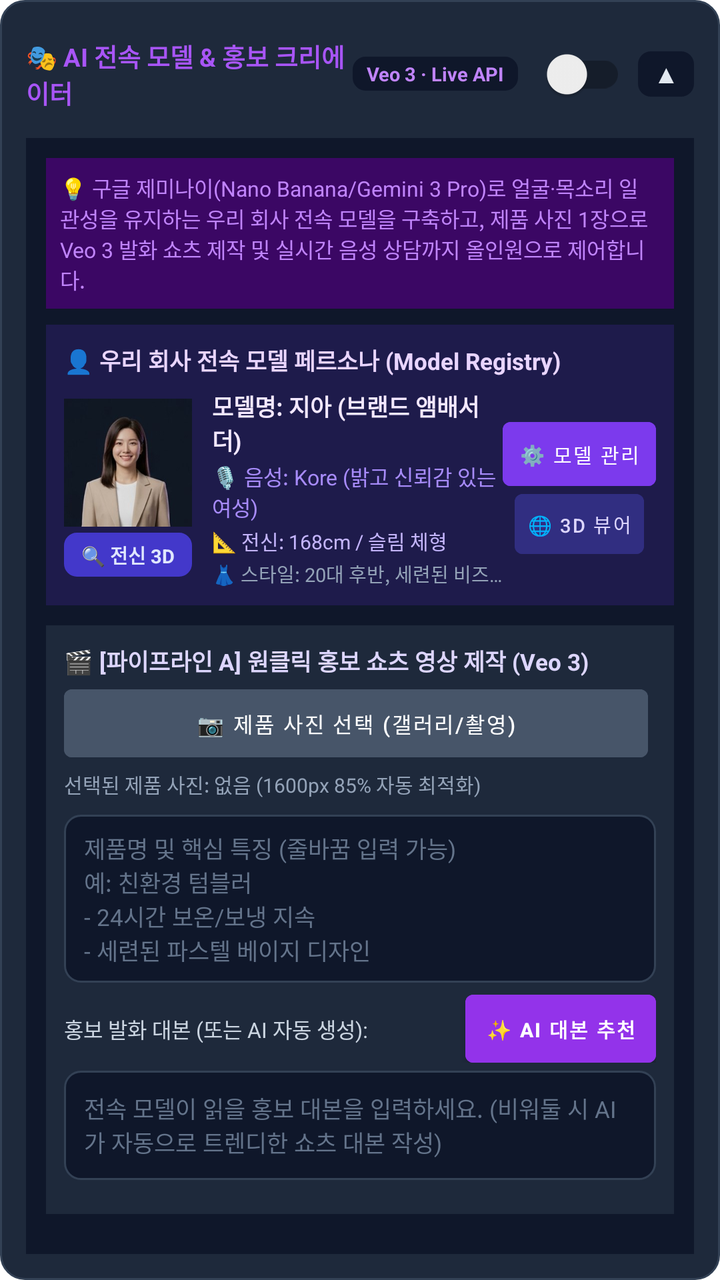
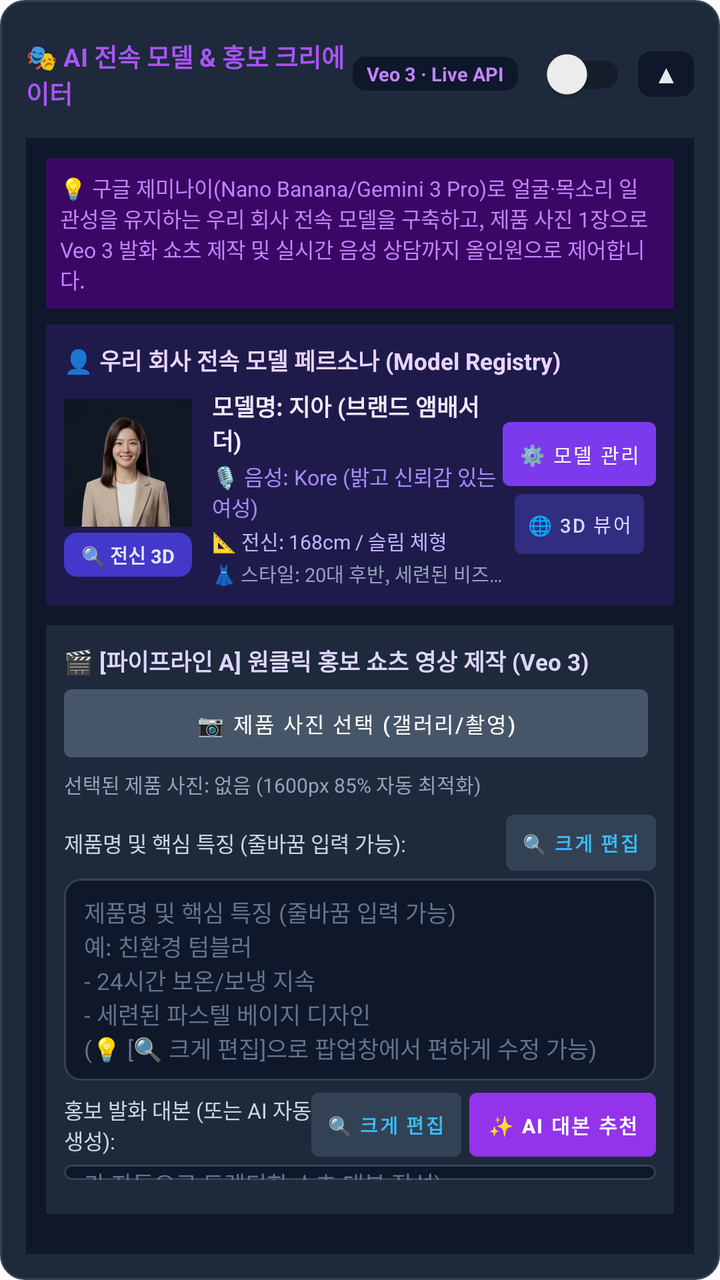

The first picture is an Android layout as it rendered before a commit; the second is the same layout after the commit. The layout source and the unified diff follow.
<!-- AndroidManifest.xml: application theme Theme.SheetBotDepositAgent -->
<!-- res/layout/card_ai_model.xml -->
<?xml version="1.0" encoding="utf-8"?>
<LinearLayout xmlns:android="http://schemas.android.com/apk/res/android"
    xmlns:tools="http://schemas.android.com/tools"
    android:layout_width="match_parent"
    android:layout_height="wrap_content"
    android:orientation="vertical"
    android:background="@drawable/bg_card_scenario"
    android:padding="13dp"
    android:layout_marginBottom="12dp">

    
    <LinearLayout
        android:id="@+id/layoutAiModelHeader"
        android:layout_width="match_parent"
        android:layout_height="wrap_content"
        android:orientation="horizontal"
        android:gravity="center_vertical"
        android:clickable="true"
        android:focusable="true">

        <TextView
            android:layout_width="0dp"
            android:layout_height="wrap_content"
            android:layout_weight="1"
            android:text="🎭 AI 전속 모델 &amp; 홍보 크리에이터"
            android:textColor="#A855F7"
            android:textSize="12.5sp"
            android:textStyle="bold" />

        <TextView
            android:layout_width="wrap_content"
            android:layout_height="wrap_content"
            android:background="@drawable/bg_badge_version"
            android:backgroundTint="#0F172A"
            android:paddingHorizontal="7dp"
            android:paddingVertical="2dp"
            android:text="Veo 3 · Live API"
            android:textColor="#C084FC"
            android:textSize="9.5sp"
            android:textStyle="bold"
            android:layout_marginEnd="6dp" />

        <androidx.appcompat.widget.SwitchCompat
            android:id="@+id/switchAiModelAutomation"
            android:layout_width="wrap_content"
            android:layout_height="wrap_content"
            android:checked="false"
            android:layout_marginEnd="6dp" />

        <TextView
            android:id="@+id/btnToggleAiModelDetails"
            android:layout_width="wrap_content"
            android:layout_height="wrap_content"
            android:background="@drawable/bg_badge_version"
            android:backgroundTint="#0F172A"
            android:paddingHorizontal="8dp"
            android:paddingVertical="3dp"
            android:text="▲"
            android:textColor="#E2E8F0"
            android:textSize="12sp"
            android:textStyle="bold" />
    </LinearLayout>

    
    <LinearLayout
        android:id="@+id/layoutAiModelDetails"
        android:layout_width="match_parent"
        android:layout_height="wrap_content"
        android:orientation="vertical"
        android:background="#0F172A"
        android:padding="10dp"
        android:layout_marginTop="8dp">

        
        <TextView
            android:layout_width="match_parent"
            android:layout_height="wrap_content"
            android:text="💡 구글 제미나이(Nano Banana/Gemini 3 Pro)로 얼굴·목소리 일관성을 유지하는 우리 회사 전속 모델을 구축하고, 제품 사진 1장으로 Veo 3 발화 쇼츠 제작 및 실시간 음성 상담까지 올인원으로 제어합니다."
            android:textColor="#C084FC"
            android:textSize="10.5sp"
            android:background="#3B0764"
            android:padding="7dp"
            android:layout_marginBottom="8dp" />

        
        <LinearLayout
            android:layout_width="match_parent"
            android:layout_height="wrap_content"
            android:orientation="vertical"
            android:background="#1E1B4B"
            android:padding="9dp"
            android:layout_marginBottom="10dp">

            <TextView
                android:layout_width="match_parent"
                android:layout_height="wrap_content"
                android:text="👤 우리 회사 전속 모델 페르소나 (Model Registry)"
                android:textColor="#E9D5FF"
                android:textSize="11.5sp"
                android:textStyle="bold"
                android:layout_marginBottom="6dp" />

            <LinearLayout
                android:layout_width="match_parent"
                android:layout_height="wrap_content"
                android:orientation="horizontal"
                android:gravity="center_vertical">

                
                <LinearLayout
                    android:layout_width="wrap_content"
                    android:layout_height="wrap_content"
                    android:orientation="vertical"
                    android:gravity="center_horizontal"
                    android:layout_marginEnd="10dp">

                    <ImageView
                        android:id="@+id/ivModelMasterAvatar"
                        android:layout_width="64dp"
                        android:layout_height="64dp"
                        android:background="#312E81"
                        android:scaleType="centerCrop"
                        android:src="@drawable/model_jia_avatar"
                        android:contentDescription="전속 모델 대표 아바타"
                        android:clickable="true"
                        android:focusable="true" />

                    <TextView
                        android:id="@+id/btnViewFullBody3d"
                        android:layout_width="64dp"
                        android:layout_height="22dp"
                        android:background="@drawable/bg_badge_version"
                        android:backgroundTint="#4338CA"
                        android:gravity="center"
                        android:text="🔍 전신 3D"
                        android:textColor="#E0E7FF"
                        android:textSize="9.5sp"
                        android:textStyle="bold"
                        android:layout_marginTop="3dp"
                        android:clickable="true"
                        android:focusable="true" />
                </LinearLayout>

                
                <LinearLayout
                    android:layout_width="0dp"
                    android:layout_height="wrap_content"
                    android:layout_weight="1"
                    android:orientation="vertical">

                    <TextView
                        android:id="@+id/tvModelName"
                        android:layout_width="wrap_content"
                        android:layout_height="wrap_content"
                        android:text="모델명: 지아 (브랜드 앰배서더)"
                        android:textColor="#F3E8FF"
                        android:textSize="11.5sp"
                        android:textStyle="bold" />

                    <TextView
                        android:id="@+id/tvModelVoice"
                        android:layout_width="wrap_content"
                        android:layout_height="wrap_content"
                        android:text="🎙️ 음성: Kore (밝고 신뢰감 있는 여성)"
                        android:textColor="#A78BFA"
                        android:textSize="10.5sp"
                        android:layout_marginTop="2dp" />

                    <TextView
                        android:id="@+id/tvModelHeight"
                        android:layout_width="wrap_content"
                        android:layout_height="wrap_content"
                        android:text="📐 전신: 168cm / 슬림 체형"
                        android:textColor="#C4B5FD"
                        android:textSize="10sp"
                        android:layout_marginTop="2dp" />

                    <TextView
                        android:id="@+id/tvModelStyle"
                        android:layout_width="wrap_content"
                        android:layout_height="wrap_content"
                        android:text="👗 스타일: 20대 후반, 세련된 비즈니스 캐주얼"
                        android:textColor="#94A3B8"
                        android:textSize="9.5sp"
                        android:maxLines="1"
                        android:ellipsize="end"
                        android:layout_marginTop="2dp" />
                </LinearLayout>

                
                <LinearLayout
                    android:layout_width="wrap_content"
                    android:layout_height="wrap_content"
                    android:orientation="vertical"
                    android:gravity="center">

                    <Button
                        android:id="@+id/btnManageModelPersona"
                        android:layout_width="wrap_content"
                        android:layout_height="32dp"
                        android:minHeight="0dp"
                        android:minWidth="0dp"
                        android:insetTop="0dp"
                        android:insetBottom="0dp"
                        android:paddingVertical="0dp"
                        android:gravity="center"
                        android:backgroundTint="#7C3AED"
                        android:text="⚙️ 모델 관리"
                        android:textColor="#FFFFFF"
                        android:textSize="10sp"
                        android:paddingHorizontal="8dp" />

                    <Button
                        android:id="@+id/btnOpen3dShowcase"
                        android:layout_width="wrap_content"
                        android:layout_height="30dp"
                        android:minHeight="0dp"
                        android:minWidth="0dp"
                        android:insetTop="0dp"
                        android:insetBottom="0dp"
                        android:paddingVertical="0dp"
                        android:gravity="center"
                        android:backgroundTint="#312E81"
                        android:text="🌐 3D 뷰어"
                        android:textColor="#DDD6FE"
                        android:textSize="9.5sp"
                        android:paddingHorizontal="6dp"
                        android:layout_marginTop="4dp" />
                </LinearLayout>
            </LinearLayout>
        </LinearLayout>

        
        <LinearLayout
            android:layout_width="match_parent"
            android:layout_height="wrap_content"
            android:orientation="vertical"
            android:background="#1E293B"
            android:padding="9dp"
            android:layout_marginBottom="10dp">

            <TextView
                android:layout_width="match_parent"
                android:layout_height="wrap_content"
                android:text="🎬 [파이프라인 A] 원클릭 홍보 쇼츠 영상 제작 (Veo 3)"
                android:textColor="#DDD6FE"
                android:textSize="11.5sp"
                android:textStyle="bold"
                android:layout_marginBottom="6dp" />

            
            <LinearLayout
                android:layout_width="match_parent"
                android:layout_height="wrap_content"
                android:orientation="horizontal"
                android:gravity="center_vertical"
                android:layout_marginBottom="6dp">

                <Button
                    android:id="@+id/btnSelectProductImage"
                    android:layout_width="0dp"
                    android:layout_height="34dp"
                    android:layout_weight="1"
                    android:minHeight="0dp"
                    android:insetTop="0dp"
                    android:insetBottom="0dp"
                    android:paddingVertical="0dp"
                    android:gravity="center"
                    android:backgroundTint="#475569"
                    android:text="📷 제품 사진 선택 (갤러리/촬영)"
                    android:textColor="#FFFFFF"
                    android:textSize="10.5sp"
                    android:layout_marginEnd="4dp" />

                <Button
                    android:id="@+id/btnResetProductImage"
                    android:layout_width="wrap_content"
                    android:layout_height="34dp"
                    android:minHeight="0dp"
                    android:insetTop="0dp"
                    android:insetBottom="0dp"
                    android:paddingVertical="0dp"
                    android:gravity="center"
                    android:backgroundTint="#64748B"
                    android:text="✕ 취소"
                    android:textColor="#F1F5F9"
                    android:textSize="10.5sp"
                    android:visibility="gone" />
            </LinearLayout>

            
            <LinearLayout
                android:id="@+id/layoutProductPreviewContainer"
                android:layout_width="match_parent"
                android:layout_height="wrap_content"
                android:orientation="vertical"
                android:background="#090D16"
                android:padding="6dp"
                android:visibility="gone"
                android:layout_marginBottom="6dp">

                <FrameLayout
                    android:layout_width="match_parent"
                    android:layout_height="wrap_content"
                    android:background="@drawable/bg_input_field">

                    <ImageView
                        android:id="@+id/ivProductPreview"
                        android:layout_width="match_parent"
                        android:layout_height="160dp"
                        android:scaleType="fitCenter"
                        android:adjustViewBounds="true"
                        android:contentDescription="등록된 제품 사진 미리보기"
                        android:clickable="true"
                        android:focusable="true" />

                    
                    <TextView
                        android:id="@+id/tvProductPreviewBadge"
                        android:layout_width="wrap_content"
                        android:layout_height="wrap_content"
                        android:layout_gravity="top|start"
                        android:layout_margin="6dp"
                        android:background="@drawable/bg_badge_version"
                        android:backgroundTint="#059669"
                        android:paddingHorizontal="7dp"
                        android:paddingVertical="2dp"
                        android:text="✓ 1600px 85% 최적화 완료 (터치하여 크게 보기)"
                        android:textColor="#FFFFFF"
                        android:textSize="9.5sp"
                        android:textStyle="bold" />
                </FrameLayout>
            </LinearLayout>

            <TextView
                android:id="@+id/tvProductImageStatus"
                android:layout_width="match_parent"
                android:layout_height="wrap_content"
                android:text="선택된 제품 사진: 없음 (1600px 85% 자동 최적화)"
                android:textColor="#94A3B8"
                android:textSize="10sp"
                android:layout_marginBottom="8dp" />

            
            <EditText
                android:id="@+id/etProductTopic"
                android:layout_width="match_parent"
                android:layout_height="wrap_content"
                android:minHeight="54dp"
                android:minLines="2"
                android:maxLines="6"
                android:background="@drawable/bg_input_field"
                android:gravity="top|start"
                android:hint="제품명 및 핵심 특징 (줄바꿈 입력 가능)\n예: 친환경 텀블러\n- 24시간 보온/보냉 지속\n- 세련된 파스텔 베이지 디자인"
                android:textColor="#FFFFFF"
                android:textColorHint="#64748B"
                android:textSize="11.5sp"
                android:paddingHorizontal="10dp"
                android:paddingVertical="8dp"
                android:inputType="textMultiLine|textCapSentences"
                android:scrollbars="vertical"
                android:layout_marginBottom="6dp" />

            
            <LinearLayout
                android:layout_width="match_parent"
                android:layout_height="wrap_content"
                android:orientation="horizontal"
                android:gravity="center_vertical"
                android:layout_marginBottom="4dp">

                <TextView
                    android:layout_width="0dp"
                    android:layout_height="wrap_content"
                    android:layout_weight="1"
                    android:text="홍보 발화 대본 (또는 AI 자동 생성):"
                    android:textColor="#CBD5E1"
                    android:textSize="10.5sp" />

                <Button
                    android:id="@+id/btnAiSuggestScript"
                    android:layout_width="wrap_content"
                    android:layout_height="34dp"
                    android:minHeight="0dp"
                    android:minWidth="0dp"
                    android:insetTop="0dp"
                    android:insetBottom="0dp"
                    android:backgroundTint="#9333EA"
                    android:text="✨ AI 대본 추천"
                    android:textColor="#FFFFFF"
                    android:textSize="10sp"
                    android:textStyle="bold"
                    android:paddingHorizontal="10dp"
                    android:paddingVertical="0dp"
                    android:gravity="center" />
            </LinearLayout>

            <EditText
                android:id="@+id/etProductScript"
                android:layout_width="match_parent"
                android:layout_height="wrap_content"
                android:minHeight="68dp"
                android:background="@drawable/bg_input_field"
                android:hint="전속 모델이 읽을 홍보 대본을 입력하세요. (비워둘 시 AI가 자동으로 트렌디한 쇼츠 대본 작성)"
                android:textColor="#FFFFFF"
                android:textColorHint="#64748B"
                android:textSize="11.5sp"
                android:padding="10dp"
                android:gravity="top|start"
                android:inputType="textMultiLine"
                android:maxLines="6"
                android:layout_marginBottom="8dp" />

            
            <Button
                android:id="@+id/btnStartAiModelShorts"
                android:layout_width="match_parent"
                android:layout_height="40dp"
                android:backgroundTint="#8B5CF6"
                android:text="🚀 AI 전속 모델 홍보 쇼츠 영상 생성 (Veo 3)"
                android:textColor="#FFFFFF"
                android:textSize="12sp"
                android:textStyle="bold" />

            
            <ProgressBar
                android:id="@+id/progressAiModel"
                style="?android:attr/progressBarStyleHorizontal"
                android:layout_width="match_parent"
                android:layout_height="6dp"
                android:indeterminate="true"
                android:visibility="gone"
                android:layout_marginTop="6dp" />

            <TextView
                android:id="@+id/tvAiModelStatus"
                android:layout_width="match_parent"
                android:layout_height="wrap_content"
                android:text="대기 중..."
                android:textColor="#A78BFA"
                android:textSize="10.5sp"
                android:visibility="gone"
                android:layout_marginTop="4dp" />

            
            <LinearLayout
                android:id="@+id/layoutAiModelResultContainer"
                android:layout_width="match_parent"
                android:layout_height="wrap_content"
                android:orientation="vertical"
                android:background="#2E1065"
                android:padding="10dp"
                android:layout_marginTop="8dp"
                android:visibility="gone">

                <TextView
                    android:id="@+id/tvResultVideoTitle"
                    android:layout_width="match_parent"
                    android:layout_height="wrap_content"
                    android:text="🎬 홍보 쇼츠 영상 생성 완료!"
                    android:textColor="#F5D0FE"
                    android:textSize="12sp"
                    android:textStyle="bold"
                    android:layout_marginBottom="4dp" />

                <TextView
                    android:id="@+id/tvResultScriptPreview"
                    android:layout_width="match_parent"
                    android:layout_height="wrap_content"
                    android:text="대본 미리보기..."
                    android:textColor="#E2E8F0"
                    android:textSize="10.5sp"
                    android:maxLines="3"
                    android:ellipsize="end"
                    android:layout_marginBottom="8dp" />

                <LinearLayout
                    android:layout_width="match_parent"
                    android:layout_height="wrap_content"
                    android:orientation="horizontal">

                    <Button
                        android:id="@+id/btnPlayVideoResult"
                        android:layout_width="0dp"
                        android:layout_height="34dp"
                        android:layout_weight="1"
                        android:backgroundTint="#7C3AED"
                        android:text="▶️ 영상 재생"
                        android:textColor="#FFFFFF"
                        android:textSize="10.5sp"
                        android:layout_marginEnd="4dp" />

                    <Button
                        android:id="@+id/btnOpenSheetResult"
                        android:layout_width="0dp"
                        android:layout_height="34dp"
                        android:layout_weight="1"
                        android:backgroundTint="#059669"
                        android:text="📊 대장 시트"
                        android:textColor="#FFFFFF"
                        android:textSize="10.5sp"
                        android:layout_marginEnd="4dp" />

                    <Button
                        android:id="@+id/btnShareVideoResult"
                        android:layout_width="0dp"
                        android:layout_height="34dp"
                        android:layout_weight="1"
                        android:backgroundTint="#4F46E5"
                        android:text="↗️ 영상 공유"
                        android:textColor="#FFFFFF"
                        android:textSize="10.5sp" />
                </LinearLayout>
            </LinearLayout>
        </LinearLayout>

        
        <LinearLayout
            android:layout_width="match_parent"
            android:layout_height="wrap_content"
            android:orientation="vertical"
            android:background="#1E293B"
            android:padding="9dp"
            android:layout_marginBottom="10dp">

            <TextView
                android:layout_width="match_parent"
                android:layout_height="wrap_content"
                android:text="🎙️ [파이프라인 B] 실시간 전속 모델 음성 상담 (Live API)"
                android:textColor="#DDD6FE"
                android:textSize="11.5sp"
                android:textStyle="bold"
                android:layout_marginBottom="4dp" />

            <TextView
                android:layout_width="match_parent"
                android:layout_height="wrap_content"
                android:text="Gemini Multimodal Live API와 저지연 오디오 스트리밍으로 연결되어 전속 모델과 실시간으로 대화하고 반응형 비디오 루프(대기/말하기/인사)를 시연합니다."
                android:textColor="#94A3B8"
                android:textSize="10sp"
                android:layout_marginBottom="8dp" />

            <Button
                android:id="@+id/btnStartLiveDialogue"
                android:layout_width="match_parent"
                android:layout_height="36dp"
                android:backgroundTint="#0284C7"
                android:text="🎙️ 전속 모델과 실시간 대화하기 (Live Demo)"
                android:textColor="#FFFFFF"
                android:textSize="11sp"
                android:textStyle="bold" />
        </LinearLayout>

        
        <LinearLayout
            android:layout_width="match_parent"
            android:layout_height="wrap_content"
            android:orientation="horizontal">

            <Button
                android:id="@+id/btnOpenAiModelSheetAlways"
                android:layout_width="0dp"
                android:layout_height="38dp"
                android:layout_weight="1"
                android:backgroundTint="#1E293B"
                android:text="📊 AI 콘텐츠 대장 ↗"
                android:textColor="#C084FC"
                android:textSize="11sp"
                android:textStyle="bold"
                android:layout_marginEnd="4dp" />

            <Button
                android:id="@+id/btnOpenAiModelDriveAlways"
                android:layout_width="0dp"
                android:layout_height="38dp"
                android:layout_weight="1"
                android:backgroundTint="#1E293B"
                android:text="📁 영상 보관함 드라이브 ↗"
                android:textColor="#38BDF8"
                android:textSize="11sp"
                android:textStyle="bold" />
        </LinearLayout>

    </LinearLayout>
</LinearLayout>
<!-- resources referenced by this layout -->
<resources>
  <!-- drawable bg_badge_version (drawable) -->
  <?xml version="1.0" encoding="utf-8"?>
  <shape xmlns:android="http://schemas.android.com/apk/res/android"
      android:shape="rectangle">
      <corners android:radius="6dp" />
      <solid android:color="#064E3B" />
      <stroke android:width="1dp" android:color="#059669" />
  </shape>
  <!-- drawable bg_card_scenario (drawable) -->
  <?xml version="1.0" encoding="utf-8"?>
  <shape xmlns:android="http://schemas.android.com/apk/res/android"
      android:shape="rectangle">
      <corners android:radius="12dp" />
      <solid android:color="#1E293B" />
      <stroke android:width="1dp" android:color="#334155" />
  </shape>
  <!-- drawable bg_input_field (drawable) -->
  <?xml version="1.0" encoding="utf-8"?>
  <shape xmlns:android="http://schemas.android.com/apk/res/android"
      android:shape="rectangle">
      <corners android:radius="8dp" />
      <solid android:color="#0F172A" />
      <stroke android:width="1dp" android:color="#334155" />
  </shape>
  <!-- drawable model_jia_avatar: jpg bitmap (drawable-nodpi, 7676 bytes) -->
  <style name="Theme.SheetBotDepositAgent" parent="Theme.MaterialComponents.DayNight.NoActionBar">
          <item name="colorPrimary">@color/purple_500</item>
          <item name="colorPrimaryVariant">@color/purple_700</item>
          <item name="colorOnPrimary">@color/white</item>
          <item name="colorSecondary">@color/teal_200</item>
          <item name="colorSecondaryVariant">@color/teal_700</item>
          <item name="colorOnSecondary">@color/black</item>
          <item name="android:statusBarColor">#0F172A</item>
      </style>
  <color name="purple_500">#4F46E5</color>
  <color name="purple_700">#4338CA</color>
  <color name="white">#FFFFFFFF</color>
  <color name="teal_200">#10B981</color>
  <color name="teal_700">#059669</color>
  <color name="black">#000000</color>
</resources>

<!-- the commit's change to res/layout/card_ai_model.xml (unified diff, before → after) -->
@@ -342,6 +342,40 @@
                 android:layout_marginBottom="8dp" />
 
             
+            <LinearLayout
+                android:layout_width="match_parent"
+                android:layout_height="wrap_content"
+                android:orientation="horizontal"
+                android:gravity="center_vertical"
+                android:layout_marginBottom="4dp">
+
+                <TextView
+                    android:layout_width="0dp"
+                    android:layout_height="wrap_content"
+                    android:layout_weight="1"
+                    android:text="제품명 및 핵심 특징 (줄바꿈 입력 가능):"
+                    android:textColor="#CBD5E1"
+                    android:textSize="10.5sp" />
+
+                <Button
+                    android:id="@+id/btnExpandProductTopic"
+                    android:layout_width="wrap_content"
+                    android:layout_height="28dp"
+                    android:minHeight="0dp"
+                    android:minWidth="0dp"
+                    android:insetTop="0dp"
+                    android:insetBottom="0dp"
+                    android:paddingVertical="0dp"
+                    android:paddingHorizontal="8dp"
+                    android:gravity="center"
+                    android:backgroundTint="#334155"
+                    android:text="🔍 크게 편집"
+                    android:textColor="#38BDF8"
+                    android:textSize="9.5sp"
+                    android:textStyle="bold" />
+            </LinearLayout>
+
+            
             <EditText
                 android:id="@+id/etProductTopic"
                 android:layout_width="match_parent"
@@ -351,7 +385,7 @@
                 android:maxLines="6"
                 android:background="@drawable/bg_input_field"
                 android:gravity="top|start"
-                android:hint="제품명 및 핵심 특징 (줄바꿈 입력 가능)\n예: 친환경 텀블러\n- 24시간 보온/보냉 지속\n- 세련된 파스텔 베이지 디자인"
+                android:hint="제품명 및 핵심 특징 (줄바꿈 입력 가능)\n예: 친환경 텀블러\n- 24시간 보온/보냉 지속\n- 세련된 파스텔 베이지 디자인\n(💡 [🔍 크게 편집]으로 팝업창에서 편하게 수정 가능)"
                 android:textColor="#FFFFFF"
                 android:textColorHint="#64748B"
                 android:textSize="11.5sp"
@@ -378,9 +412,27 @@
                     android:textSize="10.5sp" />
 
                 <Button
+                    android:id="@+id/btnExpandProductScript"
+                    android:layout_width="wrap_content"
+                    android:layout_height="32dp"
+                    android:minHeight="0dp"
+                    android:minWidth="0dp"
+                    android:insetTop="0dp"
+                    android:insetBottom="0dp"
+                    android:paddingVertical="0dp"
+                    android:paddingHorizontal="8dp"
+                    android:gravity="center"
+                    android:backgroundTint="#334155"
+                    android:text="🔍 크게 편집"
+                    android:textColor="#38BDF8"
+                    android:textSize="9.5sp"
+                    android:textStyle="bold"
+                    android:layout_marginEnd="4dp" />
+
+                <Button
                     android:id="@+id/btnAiSuggestScript"
                     android:layout_width="wrap_content"
-                    android:layout_height="34dp"
+                    android:layout_height="32dp"
                     android:minHeight="0dp"
                     android:minWidth="0dp"
                     android:insetTop="0dp"
@@ -390,7 +442,7 @@
                     android:textColor="#FFFFFF"
                     android:textSize="10sp"
                     android:textStyle="bold"
-                    android:paddingHorizontal="10dp"
+                    android:paddingHorizontal="9dp"
                     android:paddingVertical="0dp"
                     android:gravity="center" />
             </LinearLayout>
@@ -401,7 +453,7 @@
                 android:layout_height="wrap_content"
                 android:minHeight="68dp"
                 android:background="@drawable/bg_input_field"
-                android:hint="전속 모델이 읽을 홍보 대본을 입력하세요. (비워둘 시 AI가 자동으로 트렌디한 쇼츠 대본 작성)"
+                android:hint="전속 모델이 읽을 홍보 대본을 입력하세요. (비워둘 시 AI가 자동으로 트렌디한 쇼츠 대본 작성)\n(💡 [🔍 크게 편집]으로 팝업창에서 편하게 수정 가능)"
                 android:textColor="#FFFFFF"
                 android:textColorHint="#64748B"
                 android:textSize="11.5sp"
